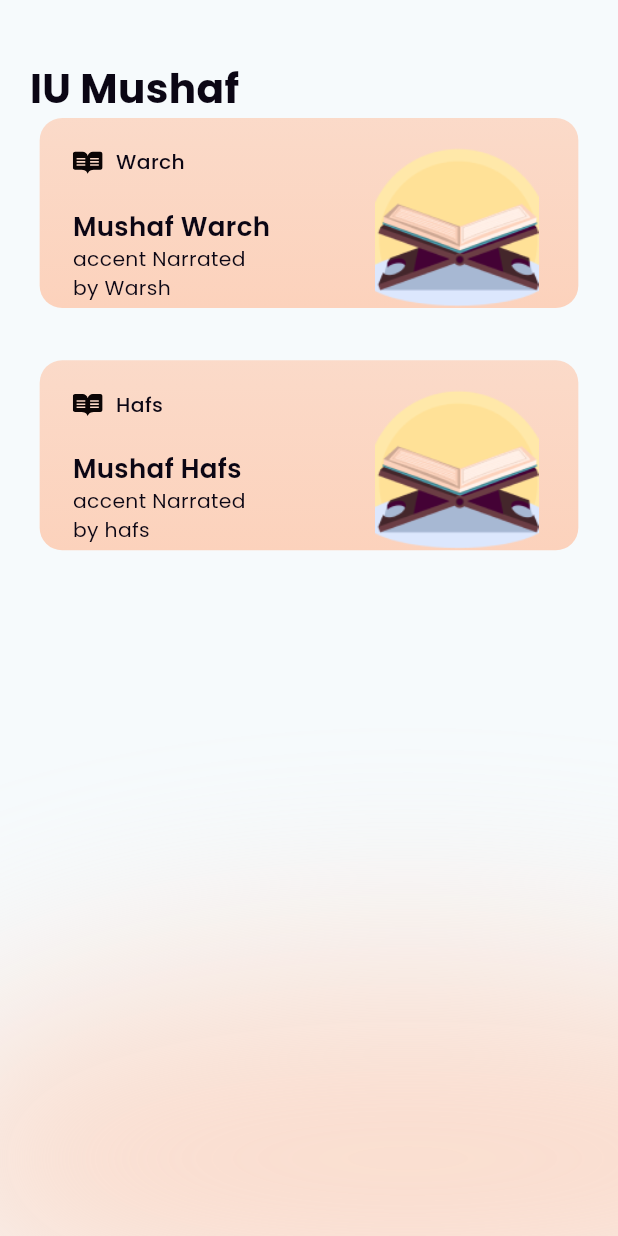
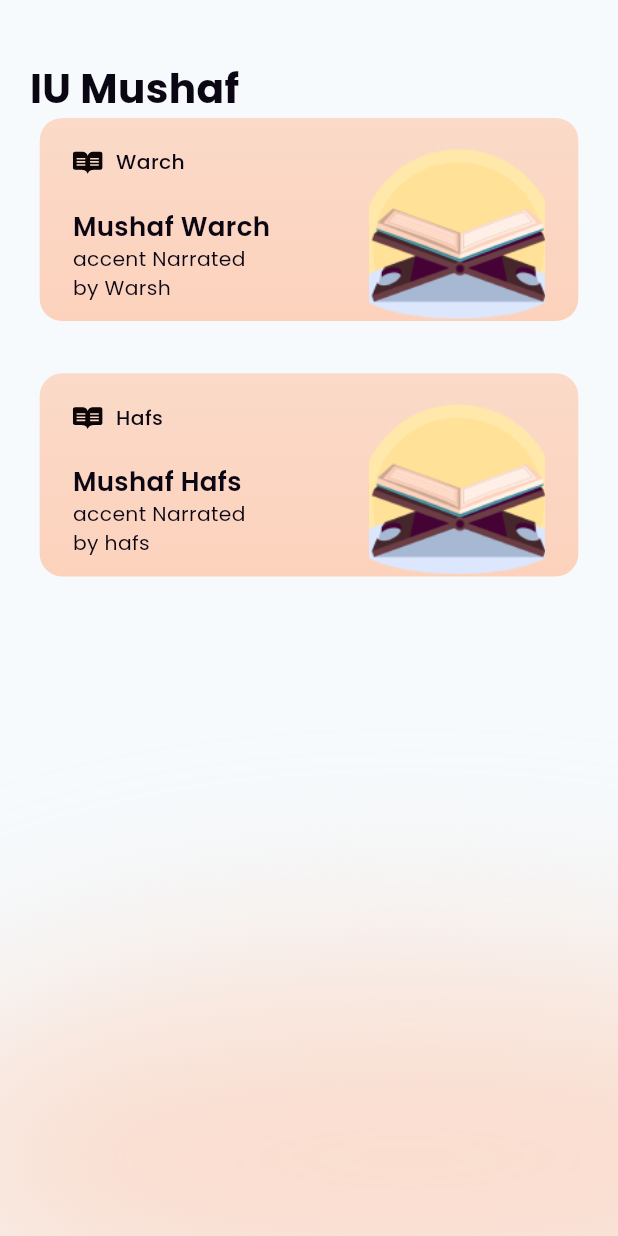
Before and after one commit to KhaledRamadan880/IU-Mushaf, a Flutter app: the MushafView screen opened directly, on a phone screen of 412 x 824 dp. Run offline on Flutter 3.47's test engine with Material 3 defaults, Android fonts, the light colour scheme and no system bars; our stand-ins replace device_preview, flutter_bloc, flutter_svg, get_it, persistent_bottom_nav_bar, shared_preferences; accounts and stored records are empty.

Commit message:
Fix Overflow

```diff
--- a/lib/features/mushaf/presentation/widgets/mushaf_card.dart
+++ b/lib/features/mushaf/presentation/widgets/mushaf_card.dart
@@ -14,7 +14,7 @@ class MushafCard extends StatelessWidget {
   @override
   Widget build(BuildContext context) {
     return Container(
-      height: 131.responsiveHeight(context),
+      height: 140.responsiveHeight(context),
       margin: EdgeInsets.only(
         bottom: 36.responsiveHeight(context),
       ),
```
